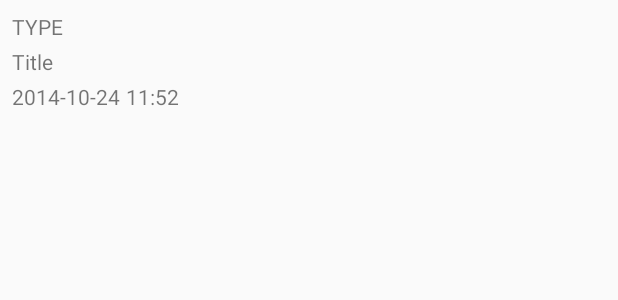
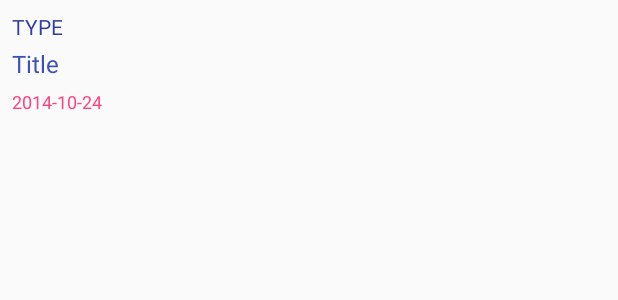
Before and after one commit to KatiaBravo/NewsCentral, an Android app: the layout news_list_item.xml on its own in the app's theme, with its tools: preview values and no code run, on a phone screen of 412 x 824 dp. Shown: the top 300 px of the screen. Run offline under Robolectric (Android 15) with nearby library versions, the phone set to English and light mode, and no system bars.

Commit message:
Change format of list views to look better

```diff
--- a/app/src/main/java/com/katiabravo/newscentral/NewsAdapter.java
+++ b/app/src/main/java/com/katiabravo/newscentral/NewsAdapter.java
@@ -22,7 +22,6 @@ public class NewsAdapter extends ArrayAdapter<News>{
     }
 
     String date;
-    String time;
     private static final String DATE_AND_TIME_SEPARATOR = "T";
     @Override
     public View getView(int position, View convertView, ViewGroup parent) {
@@ -45,14 +44,10 @@ public class NewsAdapter extends ArrayAdapter<News>{
         if (originalDateAndTime.contains(DATE_AND_TIME_SEPARATOR)){
             String[] dateAndTimeParts = originalDateAndTime.split(DATE_AND_TIME_SEPARATOR);
             date = dateAndTimeParts[0];
-            time = dateAndTimeParts[1];
         }
 
         TextView dateTextView = (TextView) listItemView.findViewById(R.id.date_view);
         dateTextView.setText(date);
-
-        TextView timeTextView = (TextView) listItemView.findViewById(R.id.time_view);
-        timeTextView.setText(time);
 
         TextView authorTextView = (TextView) listItemView.findViewById(R.id.author_view);
         authorTextView.setText(currentNews.getAuthor());
--- a/app/src/main/res/layout/news_list_item.xml
+++ b/app/src/main/res/layout/news_list_item.xml
@@ -14,6 +14,7 @@
         android:layout_height="0dp"
         android:layout_weight="1"
         tools:text="@string/type"
+        android:textColor="@color/colorPrimaryDark"
         android:textAllCaps="true"
         android:paddingTop="8dp"
         android:paddingLeft="8dp"
@@ -25,38 +26,34 @@
         android:layout_height="0dp"
         android:layout_weight="3"
         tools:text="@string/title"
+        android:textSize="16sp"
+        android:textColor="@color/colorPrimary"
         android:paddingLeft="8dp"
         android:paddingBottom="4dp"/>
 
     <LinearLayout
         android:layout_width="match_parent"
-        android:layout_height="wrap_content"
-        android:orientation="horizontal">
+        android:layout_height="0dp"
+        android:orientation="horizontal"
+        android:layout_weight="1">
 
         <TextView
             android:id="@+id/date_view"
             android:layout_width="wrap_content"
             android:layout_height="wrap_content"
             tools:text="@string/date"
+            android:textColor="@color/colorAccent"
+            android:textSize="12sp"
             android:paddingLeft="8dp"
             android:paddingBottom="8dp"/>
 
         <TextView
-            android:id="@+id/time_view"
+            android:id="@+id/author_view"
             android:layout_width="wrap_content"
             android:layout_height="wrap_content"
-            tools:text="@string/time"
-            android:paddingLeft="4dp"
-            android:paddingBottom="8dp"/>
+            android:visibility="invisible"
+            tools:text="@string/author"
+            android:paddingLeft="8dp"/>
 
     </LinearLayout>
-
-    <TextView
-        android:id="@+id/author_view"
-        android:layout_width="wrap_content"
-        android:layout_height="wrap_content"
-        android:visibility="invisible"
-        tools:text="@string/author"
-        android:paddingLeft="8dp"/>
-
 </LinearLayout>
--- a/app/src/main/res/values/strings.xml
+++ b/app/src/main/res/values/strings.xml
@@ -3,7 +3,7 @@
     <string name="type">Type</string>
     <string name="title">Title</string>
     <string name="date">2014-10-24</string>
-    <string name="time">11:52</string>
+    <string name="time">11:52:29</string>
     <string name="author">Larry Page</string>
     <string name="no_news">No news available.</string>
     <string name="no_internet">No internet available.</string>
```
Also changed, not shown: 10 other files.
